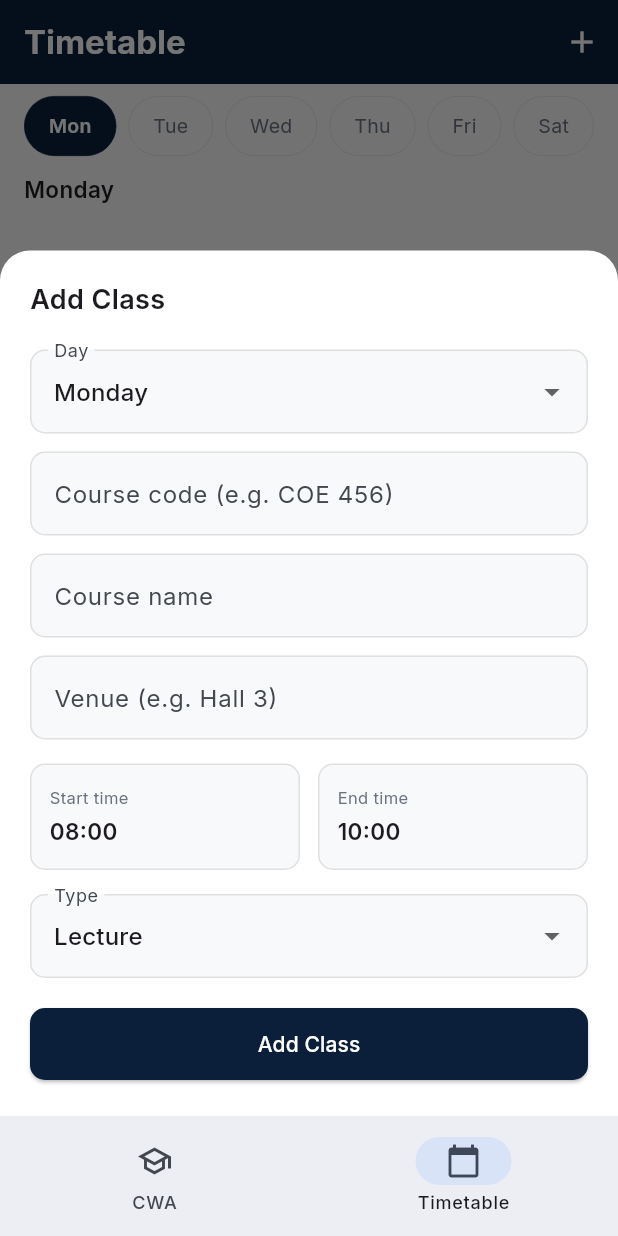
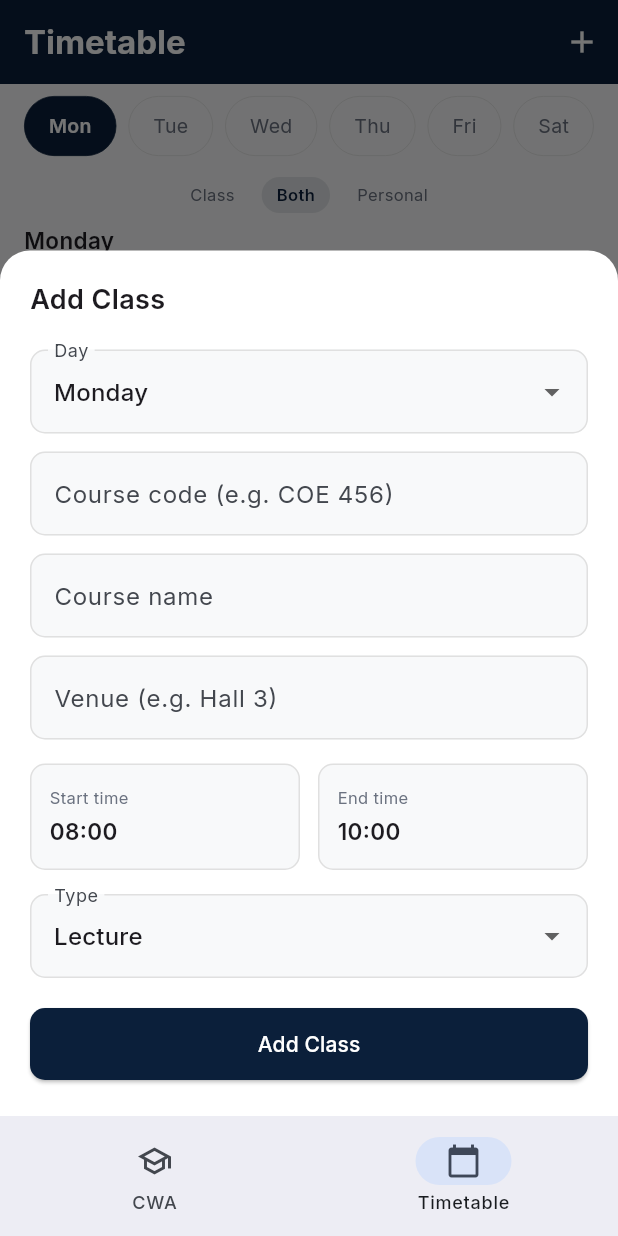
Before and after one commit to WesleyConsults/CampusIQ, a Flutter app: the screen it shows after launch, item 2 of the bottom bar chosen, after a tap on the "add" icon, on a phone screen of 412 x 824 dp. Run offline on Flutter 3.47's test engine with Material 3 defaults, Android fonts, the phone set to English and light mode, and no system bars; our stand-ins replace flutter_riverpod, go_router, google_fonts, isar; accounts and stored records are empty; generated files the repository leaves out were written again.

Commit message:
feat: Phase 3 complete — Personal Timetable + Dual Layer View

```diff
--- a/lib/features/timetable/presentation/screens/timetable_screen.dart
+++ b/lib/features/timetable/presentation/screens/timetable_screen.dart
@@ -2,39 +2,68 @@ import 'package:flutter/material.dart';
 import 'package:flutter_riverpod/flutter_riverpod.dart';
 import 'package:campusiq/core/theme/app_theme.dart';
 import 'package:campusiq/features/cwa/presentation/providers/cwa_provider.dart';
+import 'package:campusiq/features/timetable/data/models/personal_slot_model.dart';
 import 'package:campusiq/features/timetable/data/models/timetable_slot_model.dart';
 import 'package:campusiq/features/timetable/domain/free_time_detector.dart';
 import 'package:campusiq/features/timetable/domain/timetable_constants.dart';
+import 'package:campusiq/features/timetable/presentation/providers/personal_slot_provider.dart';
 import 'package:campusiq/features/timetable/presentation/providers/timetable_provider.dart';
 import 'package:campusiq/features/timetable/presentation/widgets/day_selector.dart';
-import 'package:campusiq/features/timetable/presentation/widgets/timetable_grid.dart';
+import 'package:campusiq/features/timetable/presentation/widgets/dual_layer_grid.dart';
 import 'package:campusiq/features/timetable/presentation/widgets/add_slot_sheet.dart';
+import 'package:campusiq/features/timetable/presentation/widgets/add_personal_slot_sheet.dart';
 import 'package:campusiq/features/timetable/presentation/widgets/slot_detail_sheet.dart';
+import 'package:campusiq/features/timetable/presentation/widgets/personal_slot_detail_sheet.dart';
+import 'package:campusiq/features/timetable/presentation/widgets/timetable_page_indicator.dart';
 
-class TimetableScreen extends ConsumerWidget {
+class TimetableScreen extends ConsumerStatefulWidget {
   const TimetableScreen({super.key});
 
-  Future<void> _openAddSheet(
-    BuildContext context,
-    WidgetRef ref, {
-    TimetableSlotModel? existing,
-    int? prefillStart,
-    int? prefillEnd,
-  }) async {
+  @override
+  ConsumerState<TimetableScreen> createState() => _TimetableScreenState();
+}
+
+class _TimetableScreenState extends ConsumerState<TimetableScreen> {
+  late final PageController _pageController;
+
+  /// Page order: 0=Class Only, 1=Both, 2=Personal Only
+  static const _modeForPage = [
+    GridLayerMode.classOnly,
+    GridLayerMode.both,
+    GridLayerMode.personalOnly,
+  ];
+
+  @override
+  void initState() {
+    super.initState();
+    // Start on "Both" (page 1)
+    _pageController = PageController(initialPage: 1);
+    WidgetsBinding.instance.addPostFrameCallback((_) {
+      ref.read(timetablePageProvider.notifier).state = 1;
+    });
+  }
+
+  @override
+  void dispose() {
+    _pageController.dispose();
+    super.dispose();
+  }
+
+  // ── Class slot actions ──────────────────────────────────────────────────
+
+  Future<void> _openAddClassSheet({TimetableSlotModel? existing, int? prefillStart, int? prefillEnd}) async {
     final day = ref.read(activeDayProvider);
     final semester = ref.read(activeSemesterProvider);
     final slotCount = await ref.read(slotCountProvider.future);
     final colorValue = TimetableConstants.colorForIndex(slotCount);
 
-    if (!context.mounted) return;
+    if (!mounted) return;
 
     final result = await showModalBottomSheet<TimetableSlotModel>(
       context: context,
       isScrollControlled: true,
       backgroundColor: Colors.white,
-      shape: const RoundedRectangleBorder(
-        borderRadius: BorderRadius.vertical(top: Radius.circular(20)),
-      ),
+      shape: const RoundedRectangleBorder(borderRadius: BorderRadius.vertical(top: Radius.circular(20))),
       builder: (_) => AddSlotSheet(
         dayIndex: day,
         semesterKey: semester,
@@ -45,45 +74,92 @@ class TimetableScreen extends ConsumerWidget {
       ),
     );
 
-    if (result == null) return;
+    if (result == null || !mounted) return;
     final repo = ref.read(timetableRepositoryProvider);
-    if (repo == null) return;
-
-    existing == null ? await repo.addSlot(result) : await repo.updateSlot(result);
+    existing == null ? await repo?.addSlot(result) : await repo?.updateSlot(result);
   }
 
-  void _openDetailSheet(BuildContext context, WidgetRef ref, TimetableSlotModel slot) {
+  void _showClassDetail(TimetableSlotModel slot) {
     showModalBottomSheet(
       context: context,
       backgroundColor: Colors.white,
-      shape: const RoundedRectangleBorder(
-        borderRadius: BorderRadius.vertical(top: Radius.circular(20)),
-      ),
+      shape: const RoundedRectangleBorder(borderRadius: BorderRadius.vertical(top: Radius.circular(20))),
       builder: (_) => SlotDetailSheet(
         slot: slot,
-        onEdit: () => _openAddSheet(context, ref, existing: slot),
-        onDelete: () {
-          final repo = ref.read(timetableRepositoryProvider);
-          repo?.deleteSlot(slot.id);
-        },
+        onEdit: () => _openAddClassSheet(existing: slot),
+        onDelete: () => ref.read(timetableRepositoryProvider)?.deleteSlot(slot.id),
       ),
     );
   }
 
-  void _onFreeBlockTap(BuildContext context, WidgetRef ref, FreeBlock block) {
-    _openAddSheet(
-      context,
-      ref,
-      prefillStart: block.startMinutes,
-      prefillEnd: block.endMinutes,
+  // ── Personal slot actions ───────────────────────────────────────────────
+
+  Future<void> _openAddPersonalSheet({PersonalSlotModel? existing, int? prefillStart, int? prefillEnd}) async {
+    final day = ref.read(activeDayProvider);
+    final semester = ref.read(activeSemesterProvider);
+
+    final result = await showModalBottomSheet<PersonalSlotModel>(
+      context: context,
+      isScrollControlled: true,
+      backgroundColor: Colors.white,
+      shape: const RoundedRectangleBorder(borderRadius: BorderRadius.vertical(top: Radius.circular(20))),
+      builder: (_) => AddPersonalSlotSheet(
+        dayIndex: day,
+        semesterKey: semester,
+        existing: existing,
+        prefillStartMinutes: prefillStart,
+        prefillEndMinutes: prefillEnd,
+      ),
+    );
+
+    if (result == null || !mounted) return;
+    final repo = ref.read(personalSlotRepositoryProvider);
+    existing == null ? await repo?.addSlot(result) : await repo?.updateSlot(result);
+  }
+
+  void _showPersonalDetail(PersonalSlotModel slot) {
+    showModalBottomSheet(
+      context: context,
+      backgroundColor: Colors.white,
+      shape: const RoundedRectangleBorder(borderRadius: BorderRadius.vertical(top: Radius.circular(20))),
+      builder: (_) => PersonalSlotDetailSheet(
+        slot: slot,
+        onEdit: () => _openAddPersonalSheet(existing: slot),
+        onDelete: () => ref.read(personalSlotRepositoryProvider)?.deleteSlot(slot.id),
+      ),
     );
   }
 
+  void _onFreeBlockTap(FreeBlock block) {
+    // In Both/Class view → add class. In Personal view → add personal.
+    final page = ref.read(timetablePageProvider);
+    if (page == 2) {
+      _openAddPersonalSheet(prefillStart: block.startMinutes, prefillEnd: block.endMinutes);
+    } else {
+      _openAddClassSheet(prefillStart: block.startMinutes, prefillEnd: block.endMinutes);
+    }
+  }
+
+  void _onEmptyTap() {
+    final page = ref.read(timetablePageProvider);
+    page == 2 ? _openAddPersonalSheet() : _openAddClassSheet();
+  }
+
+  void _onFabTap() {
+    final page = ref.read(timetablePageProvider);
+    page == 2 ? _openAddPersonalSheet() : _openAddClassSheet();
+  }
+
   @override
-  Widget build(BuildContext context, WidgetRef ref) {
-    final slots = ref.watch(activeDaySlotsProvider);
-    final freeBlocks = ref.watch(activeDayFreeBlocksProvider);
-    final activeDay = ref.watch(activeDayProvider);
+  Widget build(BuildContext context) {
+    final classSlots    = ref.watch(activeDaySlotsProvider);
+    final personalSlots = ref.watch(activeDayPersonalSlotsProvider);
+    final freeBlocks    = ref.watch(activeDayFreeBlocksProvider);
+    final activeDay     = ref.watch(activeDayProvider);
+    final currentPage   = ref.watch(timetablePageProvider);
+
+    final mode = _modeForPage[currentPage];
+    final fabLabel = currentPage == 2 ? 'Add Block' : 'Add Class';
 
     return Scaffold(
       backgroundColor: AppTheme.surface,
@@ -92,16 +168,23 @@ class TimetableScreen extends ConsumerWidget {
         actions: [
           IconButton(
             icon: const Icon(Icons.add),
-            tooltip: 'Add class',
-            onPressed: () => _openAddSheet(context, ref),
+            onPressed: _onFabTap,
           ),
         ],
       ),
       body: Column(
         children: [
           const DaySelector(),
+
+          // Page indicator
           Padding(
-            padding: const EdgeInsets.symmetric(horizontal: 16, vertical: 4),
+            padding: const EdgeInsets.symmetric(vertical: 6),
+            child: TimetablePageIndicator(currentPage: currentPage),
+          ),
+
+          // Day label + free block count
+          Padding(
+            padding: const EdgeInsets.symmetric(horizontal: 16, vertical: 2),
             child: Row(
               children: [
                 Text(
@@ -109,7 +192,7 @@ class TimetableScreen extends ConsumerWidget {
                   style: const TextStyle(fontWeight: FontWeight.w600, fontSize: 15),
                 ),
                 const Spacer(),
-                if (freeBlocks.isNotEmpty)
+                if (freeBlocks.isNotEmpty && mode != GridLayerMode.personalOnly)
                   Text(
                     '${freeBlocks.length} free block${freeBlocks.length > 1 ? 's' : ''}',
                     style: TextStyle(
@@ -121,53 +204,84 @@ class TimetableScreen extends ConsumerWidget {
               ],
             ),
           ),
+
+          // Swiped PageView — Class / Both / Personal
           Expanded(
-            child: slots.isEmpty
-                ? _EmptyDay(onAdd: () => _openAddSheet(context, ref))
-                : Padding(
-                    padding: const EdgeInsets.symmetric(horizontal: 12),
-                    child: TimetableGrid(
-                      slots: slots,
-                      freeBlocks: freeBlocks,
-                      onSlotTap: (s) => _openDetailSheet(context, ref, s),
-                      onSlotLongPress: (s) => _openDetailSheet(context, ref, s),
-                      onFreeBlockTap: (b) => _onFreeBlockTap(context, ref, b),
-                      onEmptyCellTap: () => _openAddSheet(context, ref),
-                    ),
+            child: PageView.builder(
+              controller: _pageController,
+              itemCount: 3,
+              onPageChanged: (page) =>
+                  ref.read(timetablePageProvider.notifier).state = page,
+              itemBuilder: (context, page) {
+                final pageMode = _modeForPage[page];
+                final isEmpty = (pageMode == GridLayerMode.classOnly && classSlots.isEmpty) ||
+                    (pageMode == GridLayerMode.personalOnly && personalSlots.isEmpty) ||
+                    (pageMode == GridLayerMode.both && classSlots.isEmpty && personalSlots.isEmpty);
+
+                if (isEmpty) {
+                  return _EmptyPage(
+                    mode: pageMode,
+                    onAdd: _onFabTap,
+                  );
+                }
+
+                return Padding(
+                  padding: const EdgeInsets.symmetric(horizontal: 12),
+                  child: DualLayerGrid(
+                    classSlots: classSlots,
+                    personalSlots: personalSlots,
+                    freeBlocks: freeBlocks,
+                    mode: pageMode,
+                    onClassSlotTap: _showClassDetail,
+                    onPersonalSlotTap: _showPersonalDetail,
+                    onFreeBlockTap: _onFreeBlockTap,
+                    onEmptyTap: _onEmptyTap,
                   ),
+                );
+              },
+            ),
           ),
         ],
       ),
       floatingActionButton: FloatingActionButton.extended(
-        onPressed: () => _openAddSheet(context, ref),
+        onPressed: _onFabTap,
         icon: const Icon(Icons.add),
-        label: const Text('Add Class'),
+        label: Text(fabLabel),
       ),
     );
   }
 }
 
-class _EmptyDay extends StatelessWidget {
+class _EmptyPage extends StatelessWidget {
+  final GridLayerMode mode;
   final VoidCallback onAdd;
-  const _EmptyDay({required this.onAdd});
+
+  const _EmptyPage({required this.mode, required this.onAdd});
 
   @override
   Widget build(BuildContext context) {
+    final message = switch (mode) {
+      GridLayerMode.classOnly    => 'No classes today',
+      GridLayerMode.personalOnly => 'No personal blocks today',
+      GridLayerMode.both         => 'Nothing scheduled today',
+    };
+    final hint = switch (mode) {
+      GridLayerMode.classOnly    => 'Tap + to add a class',
+      GridLayerMode.personalOnly => 'Tap + to add a personal block',
+      GridLayerMode.both         => 'Tap + to add a class or block',
+    };
+
     return Center(
       child: Column(
         mainAxisAlignment: MainAxisAlignment.center,
         children: [
           const Icon(Icons.calendar_today_outlined, size: 56, color: AppTheme.textSecondary),
           const SizedBox(height: 12),
-          const Text('No classes today', style: TextStyle(color: AppTheme.textSecondary, fontSize: 15)),
+          Text(message, style: const TextStyle(color: AppTheme.textSecondary, fontSize: 15)),
           const SizedBox(height: 4),
-          const Text('Tap + to add a class slot', style: TextStyle(color: AppTheme.textSecondary, fontSize: 13)),
+          Text(hint, style: const TextStyle(color: AppTheme.textSecondary, fontSize: 13)),
           const SizedBox(height: 16),
-          TextButton.icon(
-            onPressed: onAdd,
-            icon: const Icon(Icons.add),
-            label: const Text('Add Class'),
-          ),
+          TextButton.icon(onPressed: onAdd, icon: const Icon(Icons.add), label: const Text('Add')),
         ],
       ),
     );
```
Also changed, not shown: lib/features/timetable/presentation/widgets/timetable_grid.dart (deleted, +0 -171 lines), 1 other file.
